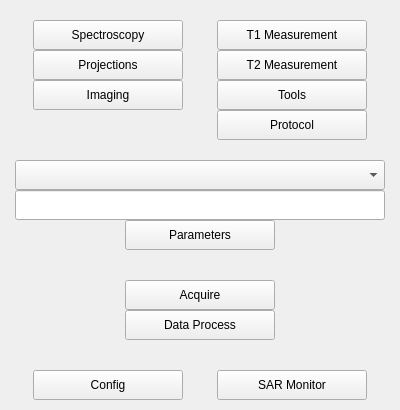
This is Applications/relax2/ui/mainwindow.ui in OpenMRI/ocra as Qt 5 draws it before an edit. The edited form follows.
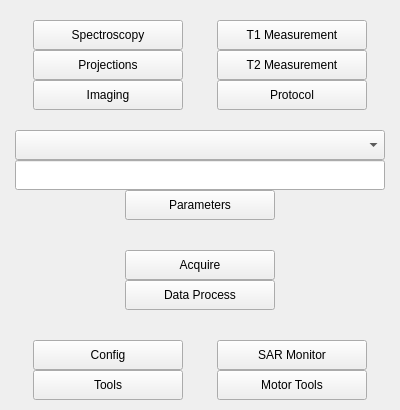
This is the edited form. Icons and pictures are not drawn.

Commit message: motor control init

Patch:
```diff
--- a/Applications/relax2/ui/mainwindow.ui
+++ b/Applications/relax2/ui/mainwindow.ui
@@ -217,47 +217,6 @@
           </property>
          </widget>
         </item>
-        <item row="5" column="3" alignment="Qt::AlignHCenter">
-         <widget class="QPushButton" name="Tools_pushButton">
-          <property name="minimumSize">
-           <size>
-            <width>150</width>
-            <height>30</height>
-           </size>
-          </property>
-          <property name="maximumSize">
-           <size>
-            <width>150</width>
-            <height>30</height>
-           </size>
-          </property>
-          <property name="text">
-           <string>Tools</string>
-          </property>
-         </widget>
-        </item>
-        <item row="7" column="3">
-         <widget class="QPushButton" name="Protocol_pushButton">
-          <property name="minimumSize">
-           <size>
-            <width>150</width>
-            <height>30</height>
-           </size>
-          </property>
-          <property name="maximumSize">
-           <size>
-            <width>150</width>
-            <height>30</height>
-           </size>
-          </property>
-          <property name="layoutDirection">
-           <enum>Qt::LeftToRight</enum>
-          </property>
-          <property name="text">
-           <string>Protocol</string>
-          </property>
-         </widget>
-        </item>
         <item row="1" column="2">
          <spacer name="horizontalSpacer_2">
           <property name="orientation">
@@ -297,6 +256,28 @@
           </property>
          </spacer>
         </item>
+        <item row="5" column="3">
+         <widget class="QPushButton" name="Protocol_pushButton">
+          <property name="minimumSize">
+           <size>
+            <width>150</width>
+            <height>30</height>
+           </size>
+          </property>
+          <property name="maximumSize">
+           <size>
+            <width>150</width>
+            <height>30</height>
+           </size>
+          </property>
+          <property name="layoutDirection">
+           <enum>Qt::LeftToRight</enum>
+          </property>
+          <property name="text">
+           <string>Protocol</string>
+          </property>
+         </widget>
+        </item>
        </layout>
       </item>
       <item>
@@ -443,19 +424,6 @@
         <property name="spacing">
          <number>0</number>
         </property>
-        <item row="0" column="5">
-         <spacer name="horizontalSpacer_6">
-          <property name="orientation">
-           <enum>Qt::Horizontal</enum>
-          </property>
-          <property name="sizeHint" stdset="0">
-           <size>
-            <width>40</width>
-            <height>20</height>
-           </size>
-          </property>
-         </spacer>
-        </item>
         <item row="0" column="2">
          <spacer name="horizontalSpacer_5">
           <property name="orientation">
@@ -469,18 +437,24 @@
           </property>
          </spacer>
         </item>
-        <item row="0" column="0">
-         <spacer name="horizontalSpacer_4">
-          <property name="orientation">
-           <enum>Qt::Horizontal</enum>
+        <item row="0" column="1">
+         <widget class="QPushButton" name="Config_pushButton">
+          <property name="minimumSize">
+           <size>
+            <width>150</width>
+            <height>30</height>
+           </size>
           </property>
-          <property name="sizeHint" stdset="0">
+          <property name="maximumSize">
            <size>
-            <width>40</width>
-            <height>20</height>
+            <width>150</width>
+            <height>30</height>
            </size>
           </property>
-         </spacer>
+          <property name="text">
+           <string>Config</string>
+          </property>
+         </widget>
         </item>
         <item row="0" column="4">
          <widget class="QPushButton" name="SAR_Monitor_pushButton">
@@ -501,8 +475,34 @@
           </property>
          </widget>
         </item>
-        <item row="0" column="1">
-         <widget class="QPushButton" name="Config_pushButton">
+        <item row="0" column="5">
+         <spacer name="horizontalSpacer_6">
+          <property name="orientation">
+           <enum>Qt::Horizontal</enum>
+          </property>
+          <property name="sizeHint" stdset="0">
+           <size>
+            <width>40</width>
+            <height>20</height>
+           </size>
+          </property>
+         </spacer>
+        </item>
+        <item row="0" column="0">
+         <spacer name="horizontalSpacer_4">
+          <property name="orientation">
+           <enum>Qt::Horizontal</enum>
+          </property>
+          <property name="sizeHint" stdset="0">
+           <size>
+            <width>40</width>
+            <height>20</height>
+           </size>
+          </property>
+         </spacer>
+        </item>
+        <item row="1" column="4">
+         <widget class="QPushButton" name="Motor_Tools_pushButton">
           <property name="minimumSize">
            <size>
             <width>150</width>
@@ -516,7 +516,26 @@
            </size>
           </property>
           <property name="text">
-           <string>Config</string>
+           <string>Motor Tools</string>
+          </property>
+         </widget>
+        </item>
+        <item row="1" column="1">
+         <widget class="QPushButton" name="Tools_pushButton">
+          <property name="minimumSize">
+           <size>
+            <width>150</width>
+            <height>30</height>
+           </size>
+          </property>
+          <property name="maximumSize">
+           <size>
+            <width>150</width>
+            <height>30</height>
+           </size>
+          </property>
+          <property name="text">
+           <string>Tools</string>
           </property>
          </widget>
         </item>
```
The commit also changes 4 other files.
